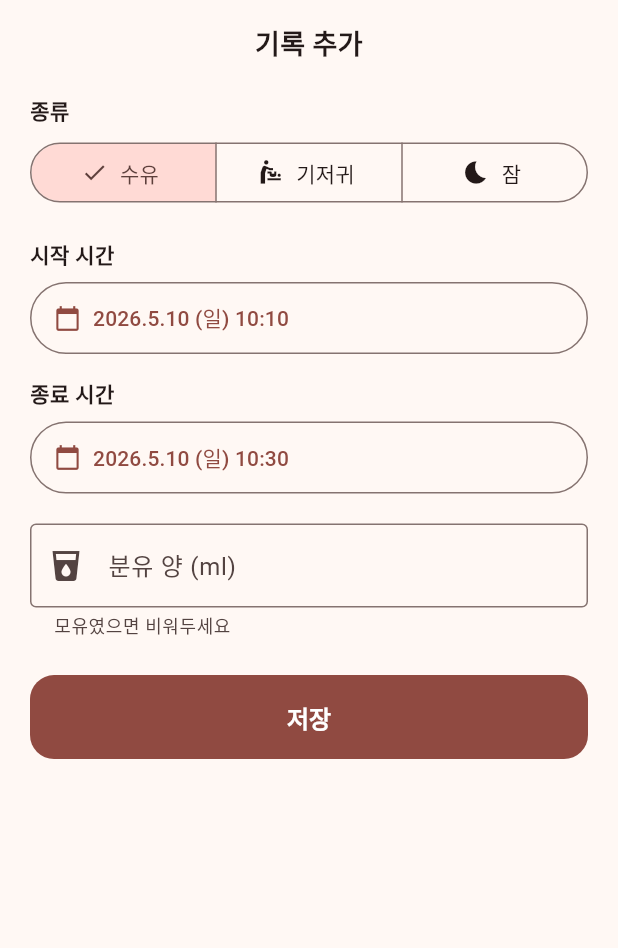
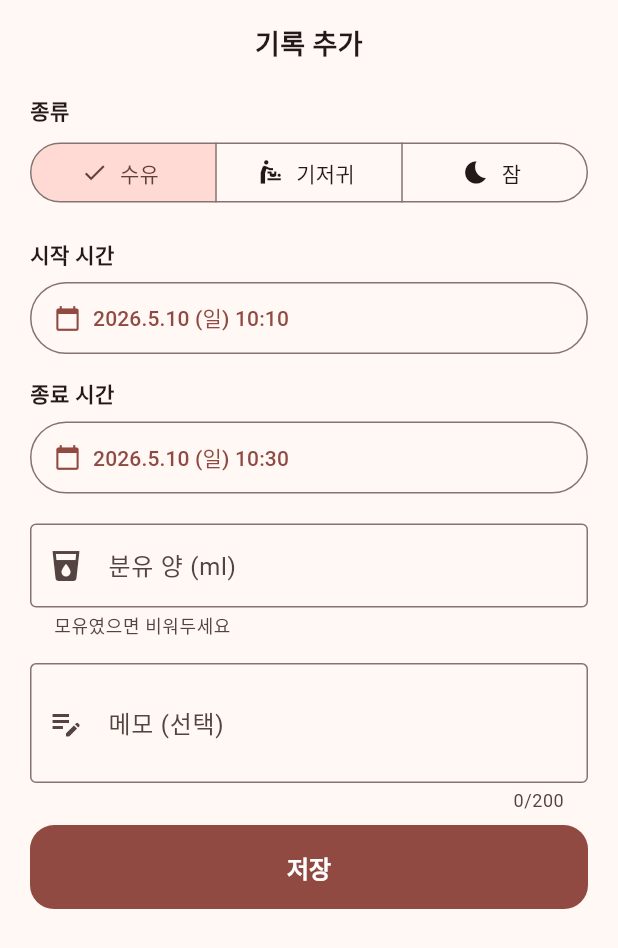
Before and after one commit to jya1park/BodmeDiary, a Flutter app: the ManualRecordForm widget shown alone on an empty page, opened directly, on a phone screen of 412 x 824 dp. Shown: the top 948 px of the screen. Run offline on Flutter 3.47's test engine with Material 3 defaults, Android fonts, the phone set to English and light mode, and no system bars; our stand-ins replace cloud_firestore, cloud_functions, firebase_auth, firebase_core, firebase_crashlytics, fl_chart and 6 more; missing offline and left inert: firebase_app_check; accounts and stored records are empty; network calls fail; Roboto replaces fonts that are missing (NotoSansKR).

Commit message:
종료 시트와 편집 폼에 메모(특이사항) 입력란 추가
CareEvent 모델:
- feeding 도 note 필드 저장하도록 toCreateMap·fromDoc 수정
- (기존엔 diaper.note / sleep.note 만 지원)

EventsRepository.updateEvent:
- feeding 의 nested map 에 note 포함

FeedingStopSheet:
- TextField 추가 (maxLines 2, maxLength 200)
- FeedingStopResult 에 note 필드 추가, factory save() 가 받음

SleepStopSheet:
- TextField 추가 (동일)
- enum SleepStopAction 만 반환하던 것을 SleepStopResult(action, note?) 로 변경

home_screen:
- _stopFeeding / _stopSleep 가 시트 결과의 note 를 stopTimer 에 전달
- (timerRepository.stopTimer 는 이미 note 파라미터를 받고 있어 추가 변경 불필요)

ManualRecordForm (수동 기록 추가/편집):
- _noteCtrl 추가
- existing 모드: existing.note 를 controller 초기값으로 프리필
- 모든 type 에서 메모 입력란 표시 (수유·기저귀·잠 모두 메모 가능)
- 저장 시 created/updated CareEvent 의 note 필드에 반영

ManualRecordsScreen:
- 목록 ListTile subtitle 에 메모 미리보기 표시 ("📝 ..." 추가 줄)
- isThreeLine: note 가 있을 때만 활성화

```diff
--- a/lib/data/models/care_event.dart
+++ b/lib/data/models/care_event.dart
@@ -64,7 +64,7 @@ class CareEvent {
       source: _sourceFrom(d['source'] as String?),
       feedingAmountMl: (feeding?['amountMl'] as num?)?.toInt(),
       diaperKind: _diaperFrom(diaper?['kind'] as String?),
-      note: (diaper?['note'] ?? sleep?['note']) as String?,
+      note: (feeding?['note'] ?? diaper?['note'] ?? sleep?['note']) as String?,
     );
   }
 
@@ -82,6 +82,7 @@ class CareEvent {
     if (type == CareEventType.feeding) {
       m['feeding'] = {
         if (feedingAmountMl != null) 'amountMl': feedingAmountMl,
+        if (note != null) 'note': note,
       };
     } else if (type == CareEventType.diaper) {
       m['diaper'] = {
--- a/lib/data/repositories/events_repository.dart
+++ b/lib/data/repositories/events_repository.dart
@@ -68,6 +68,7 @@ class EventsRepository {
       'feeding': event.type == CareEventType.feeding
           ? {
               if (event.feedingAmountMl != null) 'amountMl': event.feedingAmountMl,
+              if (event.note != null) 'note': event.note,
             }
           : FieldValue.delete(),
       'diaper': event.type == CareEventType.diaper
--- a/lib/features/manual/presentation/manual_record_form.dart
+++ b/lib/features/manual/presentation/manual_record_form.dart
@@ -28,6 +28,7 @@ class _ManualRecordFormState extends ConsumerState<ManualRecordForm> {
   late DateTime _startAt;
   late DateTime _endAt;
   final _amountCtrl = TextEditingController();
+  final _noteCtrl = TextEditingController();
   bool _saving = false;
 
   bool get _isEdit => widget.existing != null;
@@ -44,6 +45,9 @@ class _ManualRecordFormState extends ConsumerState<ManualRecordForm> {
       if (existing.feedingAmountMl != null) {
         _amountCtrl.text = '${existing.feedingAmountMl}';
       }
+      if (existing.note != null) {
+        _noteCtrl.text = existing.note!;
+      }
     } else {
       _type = CareEventType.feeding;
       _diaperKind = DiaperKind.pee;
@@ -56,6 +60,7 @@ class _ManualRecordFormState extends ConsumerState<ManualRecordForm> {
   @override
   void dispose() {
     _amountCtrl.dispose();
+    _noteCtrl.dispose();
     super.dispose();
   }
 
@@ -99,6 +104,8 @@ class _ManualRecordFormState extends ConsumerState<ManualRecordForm> {
       final amount = _amountCtrl.text.trim().isEmpty
           ? null
           : int.tryParse(_amountCtrl.text.trim());
+      final noteText = _noteCtrl.text.trim();
+      final note = noteText.isEmpty ? null : noteText;
 
       if (_isEdit) {
         // 편집 — 동일 ID 유지
@@ -112,6 +119,7 @@ class _ManualRecordFormState extends ConsumerState<ManualRecordForm> {
           source: widget.existing!.source,
           feedingAmountMl: _type == CareEventType.feeding ? amount : null,
           diaperKind: _type == CareEventType.diaper ? _diaperKind : null,
+          note: note,
         );
         await ref.read(eventsRepositoryProvider).updateEvent(
               familyId: familyId,
@@ -130,6 +138,7 @@ class _ManualRecordFormState extends ConsumerState<ManualRecordForm> {
           source: CareEventSource.manual,
           feedingAmountMl: _type == CareEventType.feeding ? amount : null,
           diaperKind: _type == CareEventType.diaper ? _diaperKind : null,
+          note: note,
         );
         if (_type == CareEventType.feeding) {
           await ref.read(eventsRepositoryProvider).addOrMergeFeeding(
@@ -271,7 +280,20 @@ class _ManualRecordFormState extends ConsumerState<ManualRecordForm> {
                 ),
               ),
             ],
-            const SizedBox(height: 24),
+            const SizedBox(height: 16),
+            TextField(
+              controller: _noteCtrl,
+              maxLines: 2,
+              maxLength: 200,
+              textInputAction: TextInputAction.newline,
+              decoration: const InputDecoration(
+                labelText: '메모 (선택)',
+                hintText: '특이사항을 적어두세요',
+                border: OutlineInputBorder(),
+                prefixIcon: Icon(Icons.edit_note),
+              ),
+            ),
+            const SizedBox(height: 8),
             FilledButton(
               onPressed: _saving ? null : _save,
               child: Text(_saving
```
Also changed, not shown: lib/features/feeding/presentation/feeding_stop_sheet.dart (+25 -3 lines), lib/features/home/presentation/home_screen.dart (+6 -3 lines), lib/features/manual/presentation/manual_records_screen.dart (+7 -1 lines), lib/features/sleep/presentation/sleep_stop_sheet.dart (+59 -14 lines).
